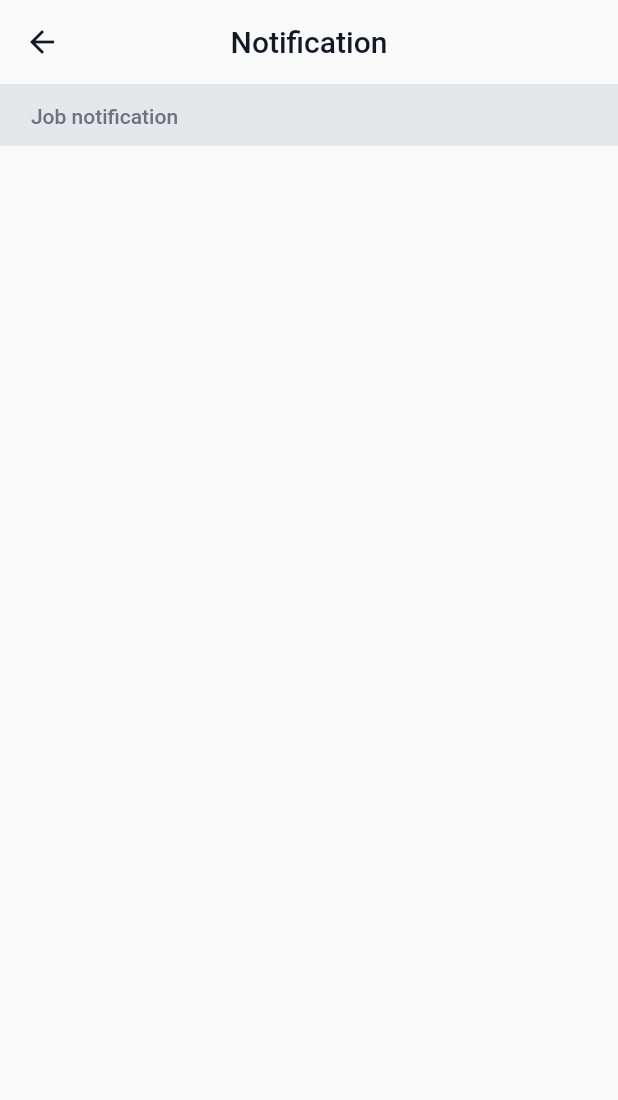
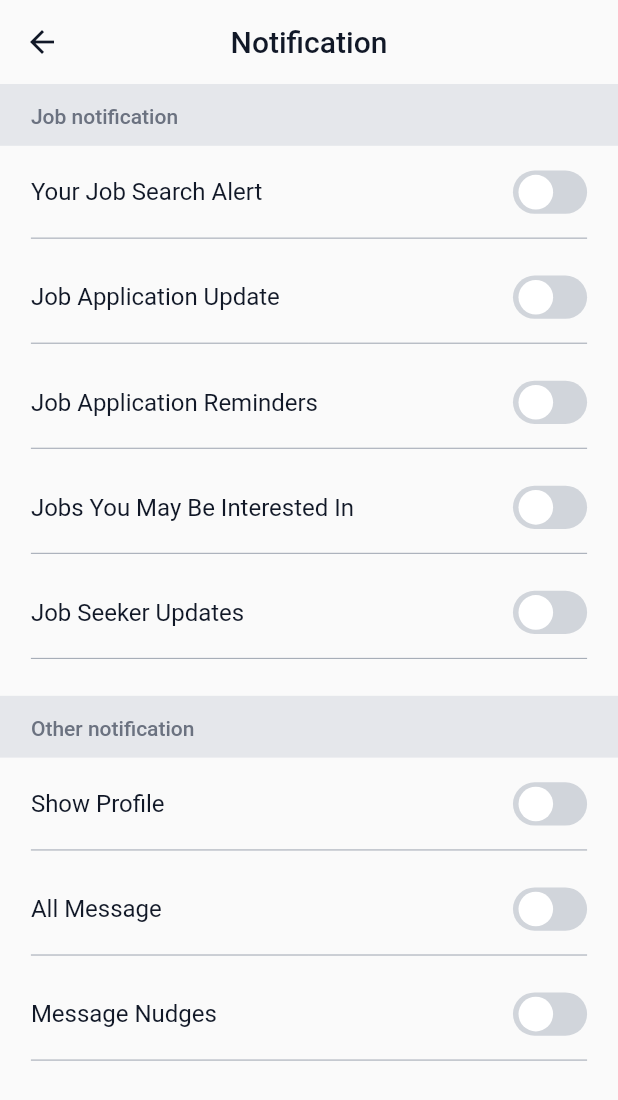
Before and after one commit to Mohaned88/jobsque, a Flutter app: the NotificationSettingsScreen screen opened by its route, on a phone screen of 412 x 824 dp. Shown: the top 1100 px of the screen. Run offline on Flutter 3.47's test engine with Material 2 defaults, Android fonts, the phone set to English and light mode, and no system bars; drawn by our look-alikes of flutter_switch; our stand-ins replace banner_carousel, bloc, dio, dotted_border, dotted_line, easy_rich_text and 8 more; accounts and stored records are empty.

Commit message:
Initial commit

```diff
--- a/lib/02_view/01_presentation/03_body/profile_tabs/04_notification_settings.dart
+++ b/lib/02_view/01_presentation/03_body/profile_tabs/04_notification_settings.dart
@@ -1,4 +1,9 @@
 import 'package:flutter/material.dart';
+import 'package:flutter_bloc/flutter_bloc.dart';
+import 'package:flutter_switch/flutter_switch.dart';
+import 'package:jobsque/02_view/03_widgets/notification_setting_widget.dart';
+import 'package:jobsque/03_controller/03_cubit/screens/notifications/notifications_cubit.dart';
+import 'package:jobsque/03_controller/03_cubit/screens/notifications/notifications_states.dart';
 import 'package:sizer/sizer.dart';
 
 import '../../../03_widgets/custom_text.dart';
@@ -10,6 +15,7 @@ class NotificationSettingsScreen extends StatelessWidget {
 
   @override
   Widget build(BuildContext context) {
+    NotificationCubit notificationCubit = NotificationCubit.get(context);
     return Scaffold(
       body: CustomScrollView(
         slivers: [
@@ -52,11 +58,114 @@ class NotificationSettingsScreen extends StatelessWidget {
               ),
             ),
           ),
-          SliverList(
-            delegate: SliverChildListDelegate(
-              [
+          BlocConsumer<NotificationCubit,NotificationStates>(
+            listener: (context,state){},
+            builder: (context,state)=>
+                SliverList(
+              delegate: SliverChildListDelegate(
+                [
+                  Padding(
+                    padding: EdgeInsets.only(left: 5.w,right: 5.w,top: 4.w),
+                    child: Column(
+                      crossAxisAlignment: CrossAxisAlignment.stretch,
+                      children: [
+                        NotificationSettingWidget(
+                          value: notificationCubit.notificationSettingValue[0],
+                          settingTitle: AppStrings.notificationSearchAlert,
+                          onToggle: (bool value) {
+                            notificationCubit.changeSettingValue(0, value);
+                          },
+                        ),
+                        NotificationSettingWidget(
+                          value: notificationCubit.notificationSettingValue[1],
+                          settingTitle: AppStrings.notificationApplicationUpdate,
+                          onToggle: (bool value) {
+                            notificationCubit.changeSettingValue(1, value);
+                          },
+                        ),
+                        NotificationSettingWidget(
+                          value: notificationCubit.notificationSettingValue[2],
+                          settingTitle: AppStrings.notificationApplicationReminder,
+                          onToggle: (bool value) {
+                            notificationCubit.changeSettingValue(2, value);
+                          },
+                        ),
+                        NotificationSettingWidget(
+                          value: notificationCubit.notificationSettingValue[3],
+                          settingTitle: AppStrings.notificationInterestedJobs,
+                          onToggle: (bool value) {
+                            notificationCubit.changeSettingValue(3, value);
+                          },
+                        ),
+                        NotificationSettingWidget(
+                          value: notificationCubit.notificationSettingValue[4],
+                          settingTitle: AppStrings.notificationSeekerUpdates,
+                          onToggle: (bool value) {
+                            notificationCubit.changeSettingValue(4, value);
+                          },
+                        ),
+                      ],
+                    ),
+                  ),
+                ],
+              ),
+            ),
+          ),
 
-              ],
+          SliverToBoxAdapter(
+            child: Container(
+              height: 10.w,
+              width: double.infinity,
+              color: AppColors.offWhite2,
+              padding: EdgeInsets.symmetric(horizontal: 5.w),
+              child: const Align(
+                alignment: FractionalOffset.centerLeft,
+                child: CustomText(
+                  text: AppStrings.notificationOther,
+                  color: AppColors.grey,
+                  fontWeight: FontWeight.w500,
+                  fontSize: 14,
+                  height: 1.4,
+                ),
+              ),
+            ),
+          ),
+          BlocConsumer<NotificationCubit,NotificationStates>(
+            listener: (context,state){},
+            builder: (context,state)=>SliverList(
+              delegate: SliverChildListDelegate(
+                [
+                  Padding(
+                    padding: EdgeInsets.only(left: 5.w,right: 5.w,top: 4.w),
+                    child: Column(
+                      crossAxisAlignment: CrossAxisAlignment.stretch,
+                      children: [
+                        NotificationSettingWidget(
+                          value: notificationCubit.notificationSettingValue[5],
+                          settingTitle: AppStrings.notificationShowProfile,
+                          onToggle: (bool value) {
+                            notificationCubit.changeSettingValue(5, value);
+                          },
+                        ),
+                        NotificationSettingWidget(
+                          value: notificationCubit.notificationSettingValue[6],
+                          settingTitle: AppStrings.notificationAllMessage,
+                          onToggle: (bool value) {
+                            notificationCubit.changeSettingValue(6, value);
+                          },
+                        ),
+                        NotificationSettingWidget(
+                          value: notificationCubit.notificationSettingValue[7],
+                          settingTitle: AppStrings.notificationMessageNudges,
+                          onToggle: (bool value) {
+                            notificationCubit.changeSettingValue(7, value);
+                          },
+                        ),
+                      ],
+                    ),
+                  ),
+                ],
+              ),
             ),
           ),
         ],
--- /dev/null
+++ b/lib/02_view/03_widgets/notification_setting_widget.dart
@@ -0,0 +1,63 @@
+import 'package:flutter/material.dart';
+import 'package:flutter_switch/flutter_switch.dart';
+import 'package:sizer/sizer.dart';
+
+import '../04_utilities/res/strings.dart';
+import '../05_styles/colors.dart';
+import 'custom_text.dart';
+
+class NotificationSettingWidget extends StatelessWidget {
+  bool? value;
+  final String settingTitle;
+  final ValueChanged<bool> onToggle;
+
+  NotificationSettingWidget({
+    Key? key,
+    this.value = true,
+    required this.settingTitle,
+    required this.onToggle,
+  }) : super(key: key);
+
+  @override
+  Widget build(BuildContext context) {
+    return Container(
+      height: 15.w,
+      margin: EdgeInsets.only(bottom: 2.w),
+      child: Column(
+        crossAxisAlignment: CrossAxisAlignment.stretch,
+        mainAxisSize: MainAxisSize.min,
+        children: [
+          Row(
+            mainAxisSize: MainAxisSize.max,
+            crossAxisAlignment: CrossAxisAlignment.center,
+            children: [
+              Expanded(
+                child: CustomText(
+                  text: settingTitle,
+                  fontWeight: FontWeight.w400,
+                  fontSize: 16,
+                  height: 1.3,
+                  color: AppColors.kPrimaryBlack,
+                ),
+              ),
+              FlutterSwitch(
+                value: value ?? false,
+                onToggle: onToggle,
+                width: 12.w,
+                height: 7.w,
+                toggleSize: 6.w,
+                padding: (0.7).w,
+                activeColor: AppColors.kPrimaryColor,
+                inactiveColor: AppColors.lightGrey,
+              ),
+            ],
+          ),
+          SizedBox(height: 2.w,),
+          const Divider(
+            color: AppColors.midLightGrey,
+          ),
+        ],
+      ),
+    );
+  }
+}
--- a/lib/03_controller/03_cubit/screens/notifications/notifications_cubit.dart
+++ b/lib/03_controller/03_cubit/screens/notifications/notifications_cubit.dart
@@ -24,4 +24,11 @@ class NotificationCubit extends Cubit<NotificationStates> {
       logo: AppAssets.twitterLogo,
     ),
   );
+
+  List<bool> notificationSettingValue = List.generate(8, (index) => false);
+
+  changeSettingValue(int index,bool value){
+    notificationSettingValue[index] = value;
+    emit(ChangeSettingValueState());
+  }
 }
--- a/lib/03_controller/03_cubit/screens/notifications/notifications_states.dart
+++ b/lib/03_controller/03_cubit/screens/notifications/notifications_states.dart
@@ -1,3 +1,5 @@
 class NotificationStates{}
 
 class InitialNotificationState extends NotificationStates{}
+
+class ChangeSettingValueState extends NotificationStates{}
--- a/pubspec.yaml
+++ b/pubspec.yaml
@@ -47,7 +47,7 @@ dependencies:
   file_picker: ^5.2.5
   banner_carousel: ^1.2.1
   modal_bottom_sheet: ^2.1.2
-  email_auth: ^1.0.0
+  flutter_switch: ^0.3.2
 
   #control
   bloc: ^8.1.0
```
Also changed, not shown: pubspec.lock.
